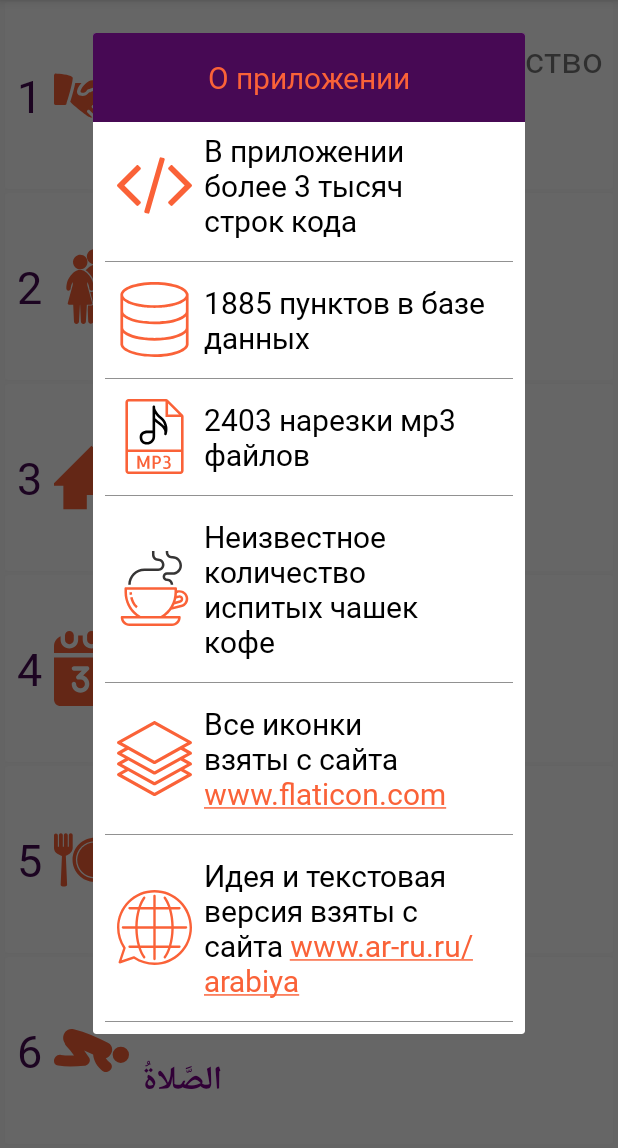
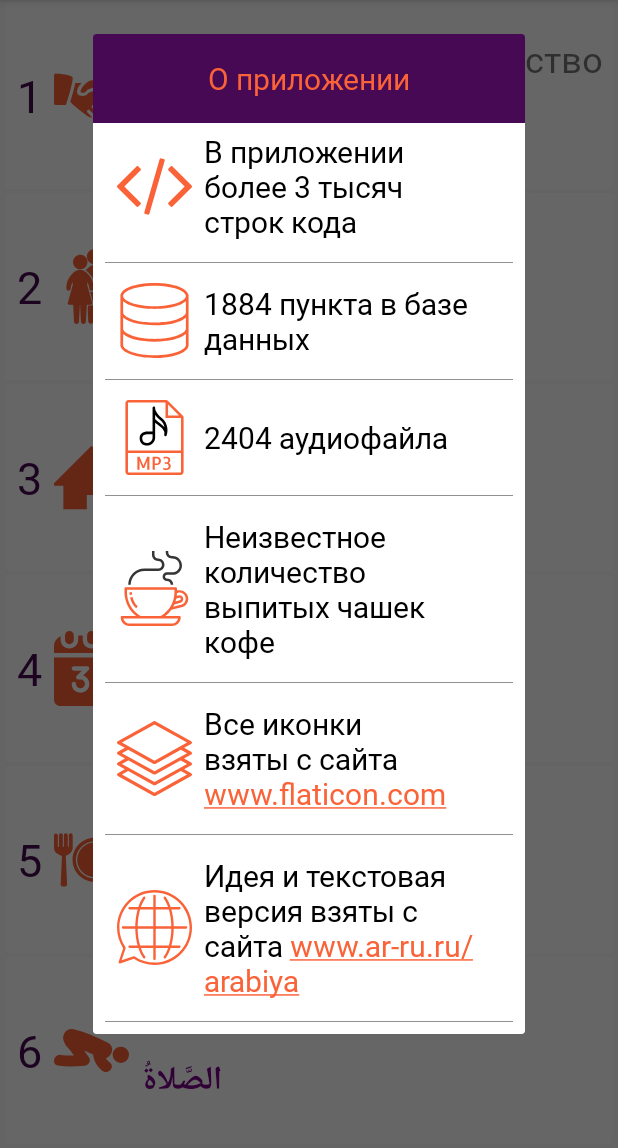
Before and after one commit to JMApss/ArabicInYourHands, an Android app: the screen it shows after launch (MainChaptersActivity), in the side drawer, after a tap on "О приложении", on a phone screen of 412 x 824 dp, the part 84-1232 px from its top. Run offline under Robolectric (Android 15) with nearby library versions, the phone set to English and light mode, and no system bars; libraries missing offline, so code that uses them is left out: com.readystatesoftware.sqliteasset; 2 statements that could not run were skipped.

Commit message:
changet file

```diff
--- a/app/src/main/java/jmapps/arabicinyourhands/Models/ModelAboutApp.java
+++ b/app/src/main/java/jmapps/arabicinyourhands/Models/ModelAboutApp.java
@@ -2,7 +2,6 @@ package jmapps.arabicinyourhands.Models;
 
 import jmapps.arabicinyourhands.R;
 
-@SuppressWarnings("CanBeFinal")
 public class ModelAboutApp {
 
     private final int pictureApp;
@@ -10,9 +9,9 @@ public class ModelAboutApp {
 
     public static ModelAboutApp[] aboutAppContent = {
             new ModelAboutApp(R.drawable.ic_svg_code, "В приложении более 3 тысяч строк кода"),
-            new ModelAboutApp(R.drawable.ic_svg_database, "1885 пунктов в базе данных"),
-            new ModelAboutApp(R.drawable.ic_svg_mp3, "2403 нарезки мр3 файлов"),
-            new ModelAboutApp(R.drawable.ic_svg_coffee, "Неизвестное количество испитых чашек кофе"),
+            new ModelAboutApp(R.drawable.ic_svg_database, "1884 пункта в базе данных"),
+            new ModelAboutApp(R.drawable.ic_svg_mp3, "2404 аудиофайла"),
+            new ModelAboutApp(R.drawable.ic_svg_coffee, "Неизвестное количество выпитых чашек кофе"),
             new ModelAboutApp(R.drawable.ic_svg_layers, "Все иконки взяты с сайта www.flaticon.com"),
             new ModelAboutApp(R.drawable.ic_svg_translation, "Идея и текстовая версия взяты с сайта www.ar-ru.ru/arabiya")
     };
--- a/app/src/main/res/values/strings.xml
+++ b/app/src/main/res/values/strings.xml
@@ -22,19 +22,31 @@
     <string name="greeting_ar">السَّلامُ عَلَيْكُم!</string>
     <string name="greeting_ru">Мир вам!</string>
     <string name="positive_ok">Ок</string>
-    <string name="about_us_text"><b>JMApps</b> - серия бесплатных андроид приложений для мусульман.
+    <string name="positive_ok_instruction">Я ознакомился</string>
+    <string name="negative_ok_instruction">Больше не показывать</string>
+    <string name="about_us_text">
+
+        <b>JMApps</b> — серия бесплатных андроид-приложений для мусульман.
         Наши приложения всегда будут <b>бесплатными</b> и <b>без</b> какой-либо <b>рекламы</b>.\n \n
-        Вы можете следить за обновлением старых и изданию новых приложений в нашей группе в ВКонтакте:\n
+        Вы можете следить за обновлением старых и изданием новых приложений в нашей группе в ВКонтакте:\n
         www.vk.com/JMApps и на нашем канале в Telegram:\n t.me/JMApps. \n\n
         Если же у вас возникнут вопросы, или появятся предложения или критика, можете написать нам
-        на почту: jmappsmuslim@gmail.com, или в Telegram: t.me/Jambik</string>
-    <string name="positive_ok_instruction">Я ознакомился</string>
-    <string name="negative_ok_instruction">Больше не показывать</string>
-    <string name="text_instruction">Если вы нажмете кнопку <b>Play</b> <b>воспроизведутся все</b> предложения
-        от первого до последнего. Если вы кликните на один пункт, <b>вопроизведется только он один</b>.
+        на почту: jmappsmuslim@gmail.com, или в Telegram: t.me/Jambik
+
+    </string>
+    <string name="text_instruction">
+
+        Если вы нажмете кнопку <b>Play</b>, <b>воспроизведутся все</b> предложения
+        от первого до последнего. Если вы кликнете на один пункт, <b>вопроизведется только он один</b>.
         Если же вы нажмете на какой-нибудь пункт и <b>удержите</b> несколько секунд, то содержимое
-        пункта <b>будет скопированно</b>.</string>
-    <string name="text_instruction_exercises">Чтобы открыть предложение, кликните на стрелку.\n
-        Чтобы воспроизвести предложение кликните на него.\n
-        Чтобы скопировать содержимое предложения, нажмите на него и удерживайте несколько секунд.</string>
+        пункта <b>будет скопированно</b>.
+
+    </string>
+    <string name="text_instruction_exercises">
+
+        Для самопроверки кликните на стрелку.\n
+        Чтобы воспроизвести предложение, кликните на него.\n
+        Чтобы скопировать содержимое предложения, нажмите на него и удерживайте несколько секунд.
+
+    </string>
 </resources>
```
Also changed, not shown: 7 other files.
